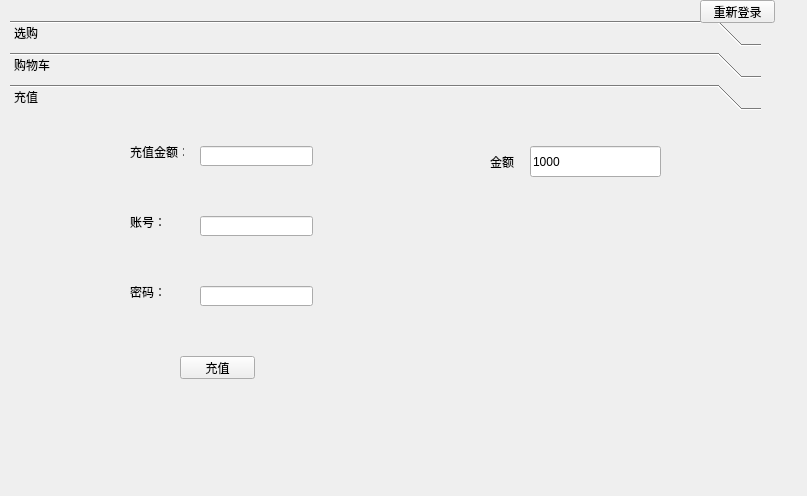
The window that myclient.ui (XMeleny/DB) describes before a commit, drawn with Qt 5.
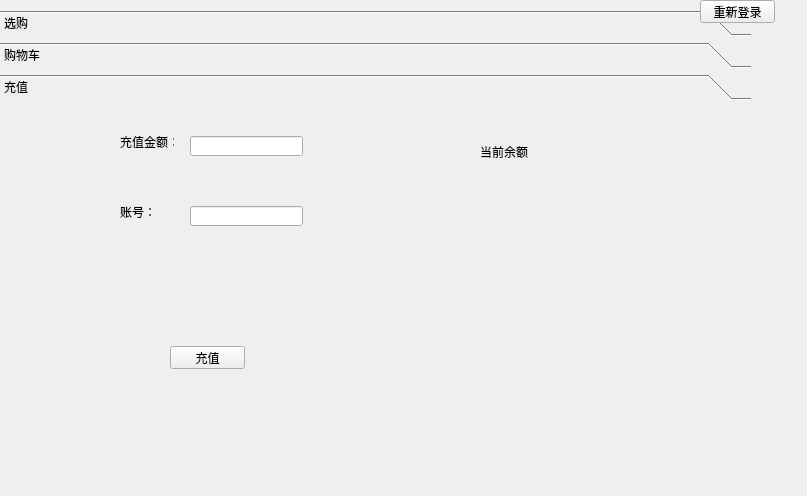
The same window after the commit. The open tabs and pages were chosen to show the change.

Commit message: succeed to charge

```diff
--- a/myclient.ui
+++ b/myclient.ui
@@ -16,8 +16,8 @@
   <widget class="QToolBox" name="toolBox">
    <property name="geometry">
     <rect>
-     <x>10</x>
-     <y>20</y>
+     <x>0</x>
+     <y>10</y>
      <width>751</width>
      <height>431</height>
     </rect>
@@ -371,20 +371,7 @@
       <string>账号：</string>
      </property>
     </widget>
-    <widget class="QLabel" name="label_17">
-     <property name="geometry">
-      <rect>
-       <x>120</x>
-       <y>170</y>
-       <width>54</width>
-       <height>12</height>
-      </rect>
-     </property>
-     <property name="text">
-      <string>密码：</string>
-     </property>
-    </widget>
-    <widget class="QLineEdit" name="lineEdit_2">
+    <widget class="QLineEdit" name="ChargeMoney">
      <property name="geometry">
       <rect>
        <x>190</x>
@@ -404,16 +391,6 @@
       </rect>
      </property>
     </widget>
-    <widget class="QLineEdit" name="lineEdit_4">
-     <property name="geometry">
-      <rect>
-       <x>190</x>
-       <y>170</y>
-       <width>113</width>
-       <height>20</height>
-      </rect>
-     </property>
-    </widget>
     <widget class="QPushButton" name="charge">
      <property name="geometry">
       <rect>
@@ -437,20 +414,20 @@
       </rect>
      </property>
      <property name="text">
-      <string>金额</string>
+      <string>当前余额</string>
      </property>
     </widget>
-    <widget class="QLineEdit" name="lineEdit">
+    <widget class="QLabel" name="remaining">
      <property name="geometry">
       <rect>
-       <x>520</x>
+       <x>540</x>
        <y>30</y>
-       <width>131</width>
+       <width>91</width>
        <height>31</height>
       </rect>
      </property>
      <property name="text">
-      <string>1000</string>
+      <string/>
      </property>
     </widget>
    </widget>
```
Left out of the diff: 28 changed lines with no effect on the pictures. The commit also changes 4 other files.
